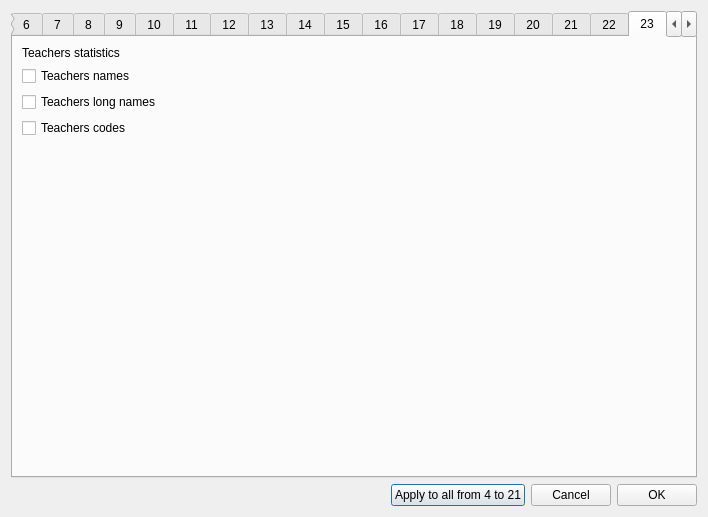
vonmecheln/fet, file fet/src/interface/settingsdatatoprintintimetablesform_template.ui: the form before one commit.
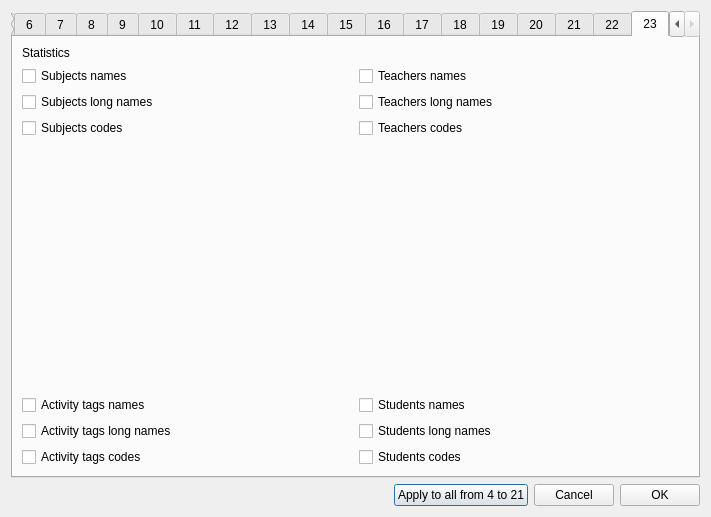
The form after the commit. The open tabs and pages were chosen to show the change.

Diff of the .ui file:
```diff
--- a/fet/src/interface/settingsdatatoprintintimetablesform_template.ui
+++ b/fet/src/interface/settingsdatatoprintintimetablesform_template.ui
@@ -6,7 +6,7 @@
    <rect>
     <x>0</x>
     <y>0</y>
-    <width>708</width>
+    <width>711</width>
     <height>517</height>
    </rect>
   </property>
@@ -55,7 +55,7 @@
    <item row="0" column="0">
     <widget class="QTabWidget" name="tabWidget">
      <property name="currentIndex">
-      <number>21</number>
+      <number>0</number>
      </property>
      <widget class="QWidget" name="tabWidgetPage1">
       <attribute name="title">
@@ -5670,32 +5670,91 @@
       <attribute name="title">
        <string>23</string>
       </attribute>
-      <layout class="QGridLayout" name="gridLayout_45">
+      <layout class="QGridLayout" name="gridLayout_23">
        <item row="0" column="0">
         <widget class="QLabel" name="label_23">
          <property name="text">
-          <string>Teachers statistics</string>
+          <string>Statistics</string>
          </property>
         </widget>
        </item>
        <item row="1" column="0">
-        <layout class="QVBoxLayout" name="verticalLayout_112">
+        <layout class="QVBoxLayout" name="verticalLayout_56">
          <item>
-          <widget class="QCheckBox" name="teachersStatisticsTeachersNamesCheckBox">
+          <widget class="QCheckBox" name="statisticsSubjectsNamesCheckBox">
+           <property name="text">
+            <string>Subjects names</string>
+           </property>
+          </widget>
+         </item>
+         <item>
+          <widget class="QCheckBox" name="statisticsSubjectsLongNamesCheckBox">
+           <property name="text">
+            <string>Subjects long names</string>
+           </property>
+          </widget>
+         </item>
+         <item>
+          <widget class="QCheckBox" name="statisticsSubjectsCodesCheckBox">
+           <property name="text">
+            <string>Subjects codes</string>
+           </property>
+          </widget>
+         </item>
+         <item>
+          <spacer name="verticalSpacer_130">
+           <property name="orientation">
+            <enum>Qt::Vertical</enum>
+           </property>
+           <property name="sizeHint" stdset="0">
+            <size>
+             <width>188</width>
+             <height>34</height>
+            </size>
+           </property>
+          </spacer>
+         </item>
+         <item>
+          <widget class="QCheckBox" name="statisticsActivityTagsNamesCheckBox">
+           <property name="text">
+            <string>Activity tags names</string>
+           </property>
+          </widget>
+         </item>
+         <item>
+          <widget class="QCheckBox" name="statisticsActivityTagsLongNamesCheckBox">
+           <property name="text">
+            <string>Activity tags long names</string>
+           </property>
+          </widget>
+         </item>
+         <item>
+          <widget class="QCheckBox" name="statisticsActivityTagsCodesCheckBox">
+           <property name="text">
+            <string>Activity tags codes</string>
+           </property>
+          </widget>
+         </item>
+        </layout>
+       </item>
+       <item row="1" column="1">
+        <layout class="QVBoxLayout" name="verticalLayout_55">
+         <item>
+          <widget class="QCheckBox" name="statisticsTeachersNamesCheckBox">
            <property name="text">
             <string>Teachers names</string>
            </property>
           </widget>
          </item>
          <item>
-          <widget class="QCheckBox" name="teachersStatisticsTeachersLongNamesCheckBox">
+          <widget class="QCheckBox" name="statisticsTeachersLongNamesCheckBox">
            <property name="text">
             <string>Teachers long names</string>
            </property>
           </widget>
          </item>
          <item>
-          <widget class="QCheckBox" name="teachersStatisticsTeachersCodesCheckBox">
+          <widget class="QCheckBox" name="statisticsTeachersCodesCheckBox">
            <property name="text">
             <string>Teachers codes</string>
            </property>
@@ -5708,64 +5767,33 @@
            </property>
            <property name="sizeHint" stdset="0">
             <size>
-             <width>20</width>
-             <height>40</height>
+             <width>148</width>
+             <height>38</height>
             </size>
            </property>
           </spacer>
          </item>
-        </layout>
-       </item>
-      </layout>
-     </widget>
-     <widget class="QWidget" name="tab">
-      <attribute name="title">
-       <string>24</string>
-      </attribute>
-      <layout class="QGridLayout" name="gridLayout_23">
-       <item row="0" column="0">
-        <widget class="QLabel" name="label_24">
-         <property name="text">
-          <string>Students statistics</string>
-         </property>
-        </widget>
-       </item>
-       <item row="1" column="0">
-        <layout class="QVBoxLayout" name="verticalLayout_113">
          <item>
-          <widget class="QCheckBox" name="studentsStatisticsStudentsNamesCheckBox">
+          <widget class="QCheckBox" name="statisticsStudentsNamesCheckBox">
            <property name="text">
             <string>Students names</string>
            </property>
           </widget>
          </item>
          <item>
-          <widget class="QCheckBox" name="studentsStatisticsStudentsLongNamesCheckBox">
+          <widget class="QCheckBox" name="statisticsStudentsLongNamesCheckBox">
            <property name="text">
             <string>Students long names</string>
            </property>
           </widget>
          </item>
          <item>
-          <widget class="QCheckBox" name="studentsStatisticsStudentsCodesCheckBox">
+          <widget class="QCheckBox" name="statisticsStudentsCodesCheckBox">
            <property name="text">
             <string>Students codes</string>
            </property>
           </widget>
          </item>
-         <item>
-          <spacer name="verticalSpacer_267">
-           <property name="orientation">
-            <enum>Qt::Vertical</enum>
-           </property>
-           <property name="sizeHint" stdset="0">
-            <size>
-             <width>20</width>
-             <height>40</height>
-            </size>
-           </property>
-          </spacer>
-         </item>
         </layout>
        </item>
       </layout>
```
